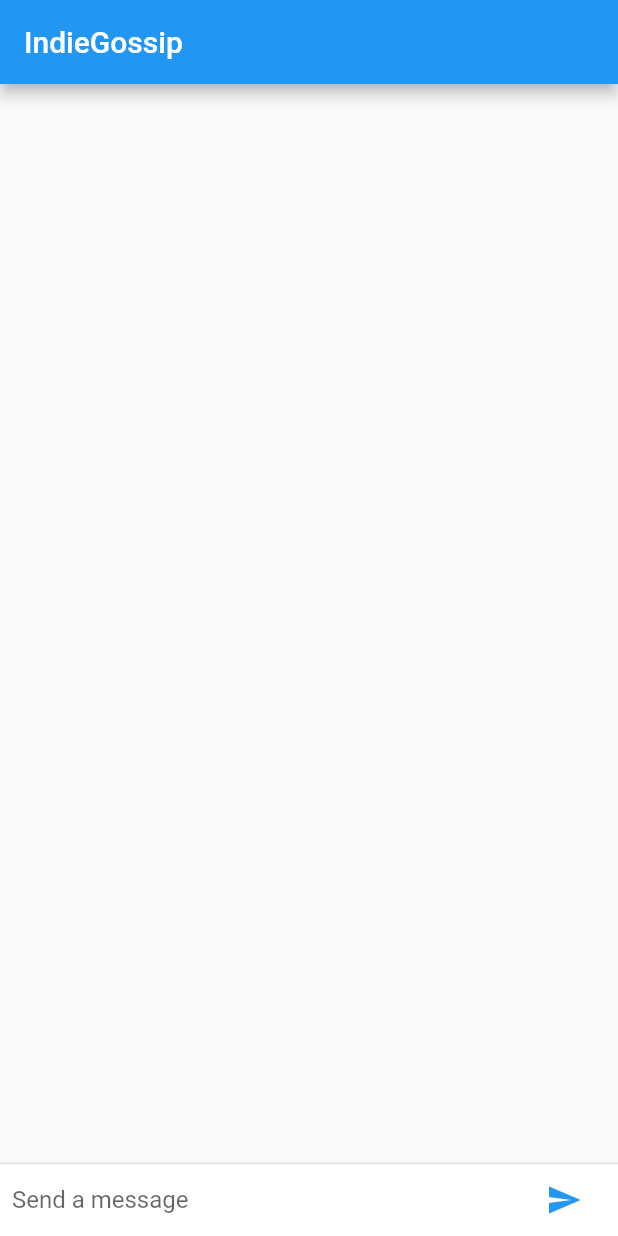
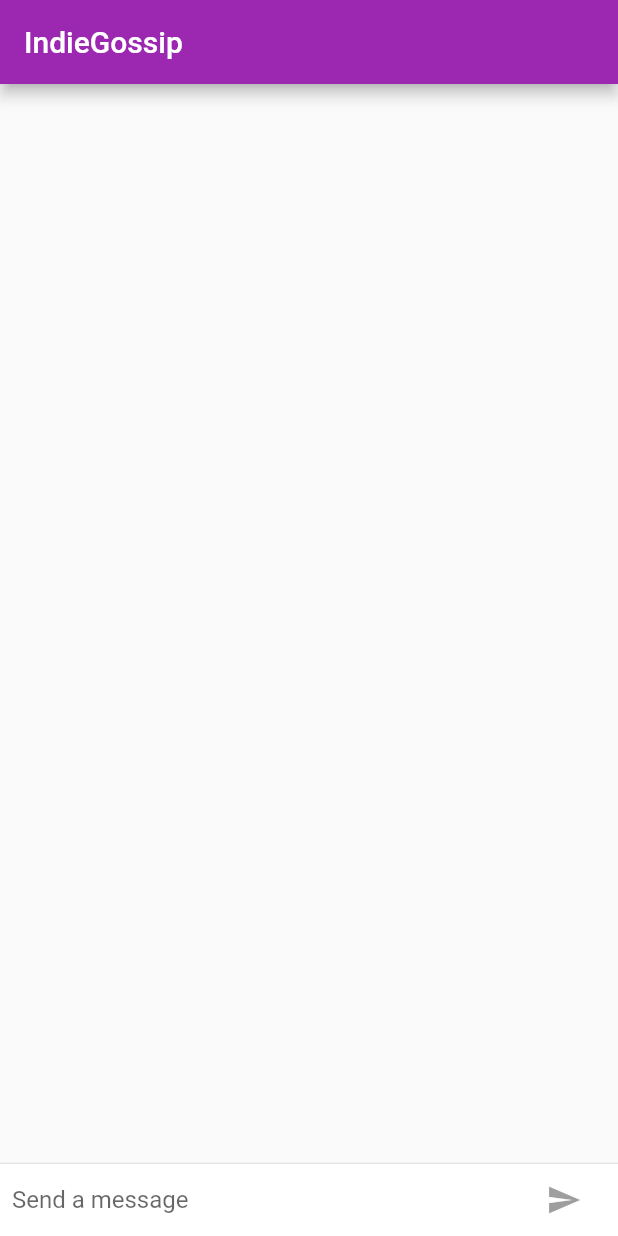
Before and after one commit to SuvamPrasd/IndieGossip, a Flutter app: the screen it shows after launch, on a phone screen of 412 x 824 dp. Run offline on Flutter 3.47's test engine with Material 2 defaults, Android fonts, the phone set to English and light mode, and no system bars.

Commit message:
Updated UI and IOS friendly

```diff
--- a/lib/main.dart
+++ b/lib/main.dart
@@ -1,14 +1,30 @@
+import 'package:flutter/cupertino.dart';
 import 'package:flutter/material.dart';
+import 'package:flutter/foundation.dart';
 
 void main() => runApp(FriendlyChatApp());
 
 const String _name = 'Suvam Prasad';
+
+final ThemeData kIOSTheme = new ThemeData(
+  primarySwatch: Colors.orange,
+  primaryColor: Colors.grey[100],
+  primaryColorBrightness: Brightness.light,
+);
+
+final ThemeData kDefaultTheme = new ThemeData(
+  primarySwatch: Colors.purple,
+  accentColor: Colors.orangeAccent[400],
+);
 
 class FriendlyChatApp extends StatelessWidget {
   @override
   Widget build(BuildContext context) {
     return MaterialApp(
       title: 'IndieGossip',
+      theme: defaultTargetPlatform == TargetPlatform.iOS
+          ? kIOSTheme
+          : kDefaultTheme,
       home: ChatScreen(),
     );
   }
@@ -21,7 +37,7 @@ class ChatScreen extends StatefulWidget {
 class ChatScreenState extends State<ChatScreen> with TickerProviderStateMixin {
   final List<ChatMessage> _message = <ChatMessage>[];
   final TextEditingController _textController = new TextEditingController();
-
+  bool _isComposing = false;
   @override
   void dispose() {
     for (ChatMessage message in _message) message.animationController.dispose();
@@ -34,8 +50,10 @@ class ChatScreenState extends State<ChatScreen> with TickerProviderStateMixin {
     return Scaffold(
       appBar: new AppBar(
         title: const Text('IndieGossip'),
+        elevation: Theme.of(context).platform == TargetPlatform.iOS ? 0.0 : 4.0,
       ),
-      body: new Column(
+      body: Container(
+        child: new Column(
           children: [
             new Flexible(
               child: new ListView.builder(
@@ -53,8 +71,13 @@ class ChatScreenState extends State<ChatScreen> with TickerProviderStateMixin {
                 color: Theme.of(context).cardColor,
               ),
               child: _buildTextComposer(),
-          )
+            ),
           ],
+        ),
+        decoration: Theme.of(context).platform == TargetPlatform.iOS
+            ? new BoxDecoration(
+                border: Border(top: new BorderSide(color: Colors.grey[400])))
+            : null,
       ),
     );
   }
@@ -69,6 +92,11 @@ class ChatScreenState extends State<ChatScreen> with TickerProviderStateMixin {
             new Flexible(
               child: new TextField(
                 controller: _textController,
+                onChanged: (String text) {
+                  setState(() {
+                    _isComposing = text.length > 0;
+                  });
+                },
                 onSubmitted: _handleSubmitted,
                 decoration:
                     const InputDecoration.collapsed(hintText: 'Send a message'),
@@ -76,9 +104,19 @@ class ChatScreenState extends State<ChatScreen> with TickerProviderStateMixin {
             ),
             new Container(
               margin: new EdgeInsets.symmetric(horizontal: 4.0),
-              child: new IconButton(
+              child: Theme.of(context).platform == TargetPlatform.iOS
+                  ? CupertinoButton(
+                      child: const Text('Send'),
+                      onPressed: _isComposing
+                          ? () => _handleSubmitted(_textController.text)
+                          : null,
+                    )
+                  : new IconButton(
                       icon: Icon(Icons.send),
-                  onPressed: () => _handleSubmitted(_textController.text)),
+                      onPressed: _isComposing
+                          ? () => _handleSubmitted(_textController.text)
+                          : null,
+                    ),
             ),
           ],
         ),
@@ -88,6 +126,9 @@ class ChatScreenState extends State<ChatScreen> with TickerProviderStateMixin {
 
   void _handleSubmitted(String text) {
     _textController.clear();
+    setState(() {
+      _isComposing = false;
+    });
     ChatMessage message = new ChatMessage(
       text: text,
       animationController: new AnimationController(
@@ -123,7 +164,8 @@ class ChatMessage extends StatelessWidget {
               margin: const EdgeInsets.only(right: 16.0),
               child: CircleAvatar(child: new Text(_name[0])),
             ),
-            new Column(
+            Expanded(
+              child: new Column(
                 crossAxisAlignment: CrossAxisAlignment.start,
                 children: [
                   new Text(
@@ -136,6 +178,7 @@ class ChatMessage extends StatelessWidget {
                   ),
                 ],
               ),
+            ),
           ],
         ),
       ),
```
Lines whose indentation alone changed are shown as unchanged.
